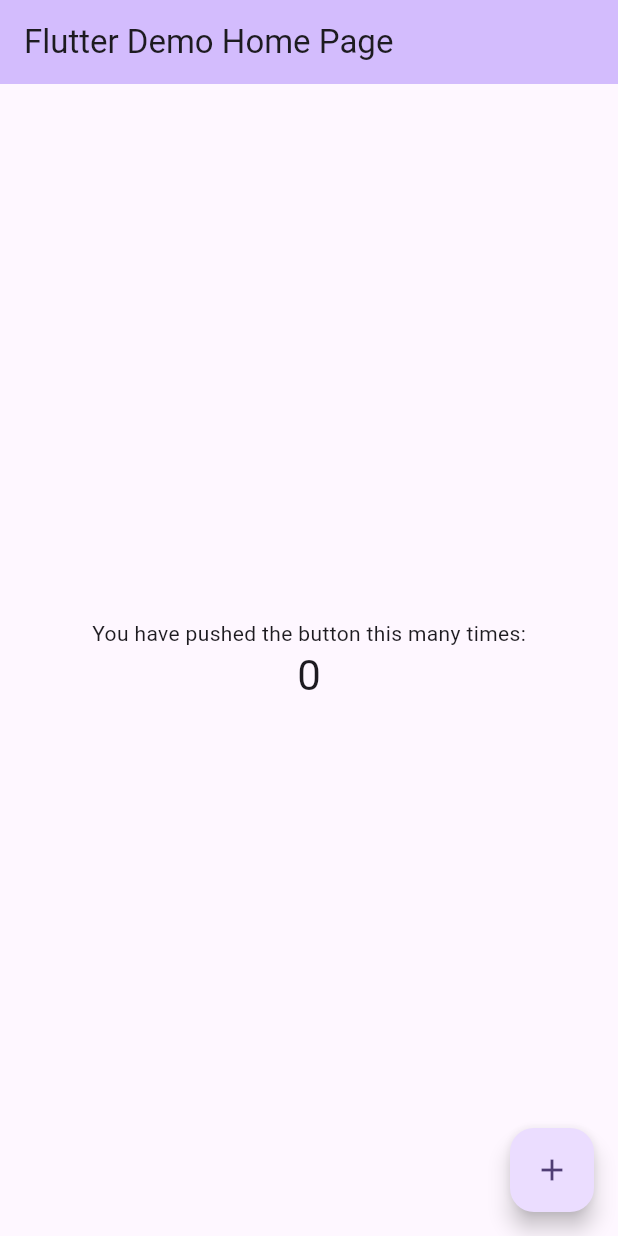
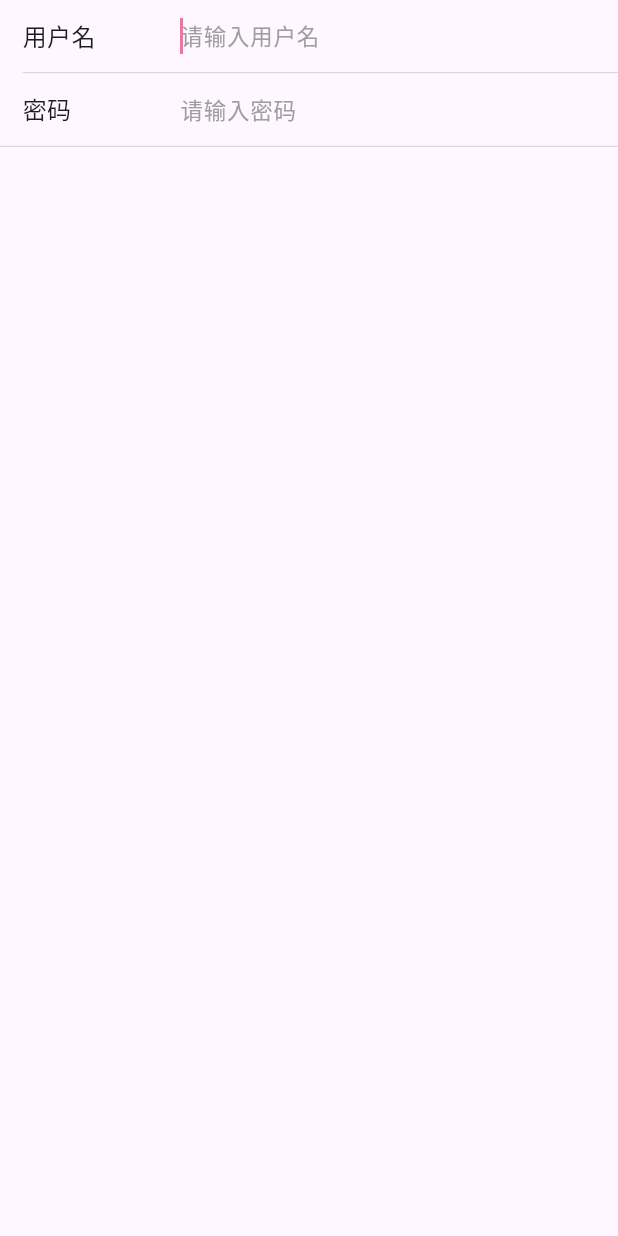
Before and after one commit to zms1209/bili_app, a Flutter app: the screen it shows after launch, on a phone screen of 412 x 824 dp. Run offline on Flutter 3.47's test engine with Material 3 defaults, Android fonts, the phone set to English and light mode, and no system bars; our stand-ins replace dio, shared_preferences.

Commit message:
feat: 4-5 输入框实用技巧与实战应用

```diff
--- a/lib/main.dart
+++ b/lib/main.dart
@@ -6,6 +6,7 @@ import 'package:bili_app/http/core/hi_net.dart';
 import 'package:bili_app/http/dao/login_dao.dart';
 import 'package:bili_app/http/request/test_request.dart';
 import 'package:bili_app/model/owner.dart';
+import 'package:bili_app/page/registration_page.dart';
 import 'package:flutter/material.dart';
 
 import 'http/request/notice_request.dart';
@@ -41,7 +42,7 @@ class MyApp extends StatelessWidget {
         // tested with just a hot reload.
         colorScheme: ColorScheme.fromSeed(seedColor: Colors.deepPurple),
       ),
-      home: const MyHomePage(title: 'Flutter Demo Home Page'),
+      home: RegistrationPage(),
     );
   }
 }
--- /dev/null
+++ b/lib/page/registration_page.dart
@@ -0,0 +1,40 @@
+import 'package:bili_app/widget/login_input.dart';
+import 'package:flutter/material.dart';
+
+class RegistrationPage extends StatefulWidget {
+  const RegistrationPage({super.key});
+
+  @override
+  State<RegistrationPage> createState() => _RegistrationPageState();
+}
+
+class _RegistrationPageState extends State<RegistrationPage> {
+  @override
+  Widget build(BuildContext context) {
+    return Scaffold(
+      body: Container(
+        // 屏幕长度不够可滚动到最下面，自适应键盘弹起，防止遮挡
+        child: ListView(
+          children: [
+            LoginInput(
+              '用户名',
+              '请输入用户名',
+              onChanged: (text) {
+                print(text);
+              },
+            ),
+            LoginInput(
+              '密码',
+              '请输入密码',
+              obscureText: true,
+              lineStretch: true,
+              onChanged: (text) {
+                print(text);
+              },
+            )
+          ],
+        ),
+      ),
+    );
+  }
+}
--- /dev/null
+++ b/lib/util/color.dart
@@ -0,0 +1,6 @@
+import 'package:flutter/material.dart';
+
+// 主色调
+const MaterialColor primary = MaterialColor(0xfffb7299, <int, Color>{
+  50: Color(0xffff9db5)
+});
--- /dev/null
+++ b/lib/widget/login_input.dart
@@ -0,0 +1,95 @@
+import 'package:bili_app/util/color.dart';
+import 'package:flutter/material.dart';
+
+class LoginInput extends StatefulWidget {
+  final String title;
+  final String hint;
+  final ValueChanged<String>? onChanged;
+  final ValueChanged<bool>? focusChanged;
+  final bool lineStretch;
+  final bool obscureText;
+  final TextInputType? keyboardType;
+
+  const LoginInput(
+    this.title,
+    this.hint,
+    {
+      super.key,
+      this.onChanged,
+      this.focusChanged,
+      this.lineStretch = false,
+      this.obscureText = false,
+      this.keyboardType
+    }
+  );
+
+  @override
+  State<LoginInput> createState() => _LoginInputState();
+}
+
+class _LoginInputState extends State<LoginInput> {
+  final _focusNode = FocusNode();
+
+  @override
+  void initState() {
+    super.initState();
+
+    _focusNode.addListener(() {
+      widget.focusChanged?.call(_focusNode.hasFocus);
+    });
+  }
+
+  @override
+  void dispose() {
+    _focusNode.dispose();
+    super.dispose();
+  }
+
+  @override
+  Widget build(BuildContext context) {
+    return Column(
+      children: [
+        Row(
+          children: [
+            Container(
+              padding: EdgeInsets.only(left: 15),
+              width: 100,
+              child: Text(
+                widget.title,
+                style: TextStyle(fontSize: 16),
+              ),
+            ),
+            _input()
+          ],
+        ),
+        Padding(
+          padding: EdgeInsets.only(left: !widget.lineStretch ? 15 : 0),
+          child: Divider(
+            height: 1,
+            thickness: 0.5,
+          ),
+        )
+      ],
+    );
+  }
+
+  _input() {
+    return Expanded(
+      child: TextField(
+        focusNode: _focusNode,
+        onChanged: widget.onChanged,
+        obscureText: widget.obscureText,
+        keyboardType: widget.keyboardType,
+        autofocus: !widget.obscureText,
+        cursorColor: primary,
+        style: TextStyle(fontSize: 16, fontWeight: FontWeight.w300),
+        decoration: InputDecoration(
+          contentPadding: EdgeInsets.only(left: 20, right: 20),
+          border: InputBorder.none,
+          hintText: widget.hint,
+          hintStyle: TextStyle(fontSize: 15, color: Colors.grey),
+        ),
+      )
+    );
+  }
+}
```
